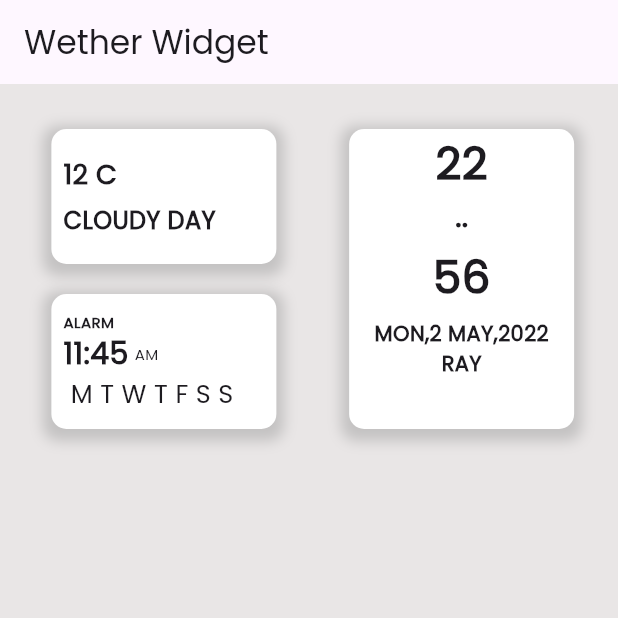
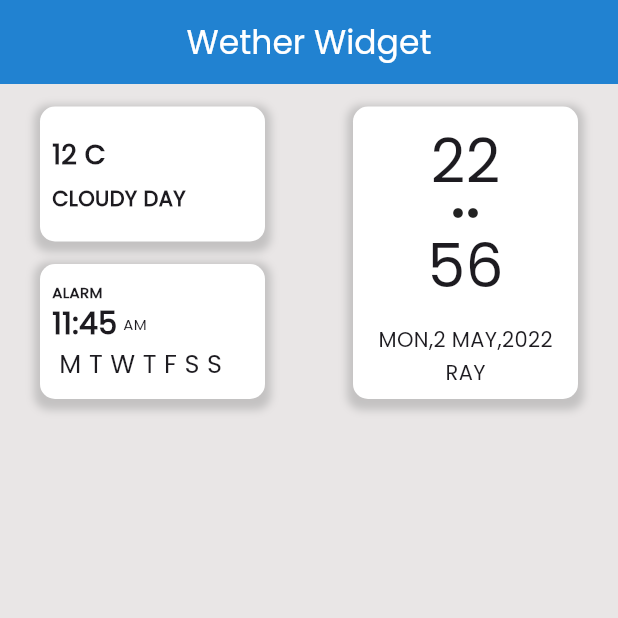
Before and after one commit to ARACHNOlD/wetherui, a Flutter app: the screen it shows after launch, on a phone screen of 412 x 824 dp, the top half of it. Run offline on Flutter 3.47's test engine with Material 3 defaults, Android fonts, the phone set to English and light mode, and no system bars.

Commit message:
final commit

```diff
--- a/lib/home .dart
+++ b/lib/home .dart
@@ -8,10 +8,15 @@ class Home extends StatelessWidget {
     return Scaffold(
       backgroundColor: const Color.fromARGB(255, 233, 230, 230),
       appBar: AppBar(
-        title: const Text("Wether Widget"),
+        backgroundColor: const Color.fromARGB(255, 33, 130, 209),
+        title: const Text(
+          "Wether Widget",
+          style: TextStyle(color: Colors.white),
+        ),
+        centerTitle: true,
       ),
       body: Padding(
-        padding: const EdgeInsets.fromLTRB(10, 30, 5, 10),
+        padding: const EdgeInsets.all(15),
         child: Row(
           mainAxisAlignment: MainAxisAlignment.spaceAround,
           children: [
@@ -28,8 +33,8 @@ class Home extends StatelessWidget {
                         BoxShadow(
                           color: Colors.grey
                               .withOpacity(0.5), // Color of the shadow
-                          spreadRadius: 5, // Spread radius
-                          blurRadius: 7, // Blur radius
+                          spreadRadius: 4, // Spread radius
+                          blurRadius: 4, // Blur radius
                           offset:
                               const Offset(0, 3), // Offset from the container
                         ),
@@ -54,7 +59,7 @@ class Home extends StatelessWidget {
                             child: Text(
                               "CLOUDY DAY",
                               style: TextStyle(
-                                  fontSize: 16, fontWeight: FontWeight.w600),
+                                  fontSize: 14, fontWeight: FontWeight.w600),
                             ),
                           ),
                         ],
@@ -63,7 +68,7 @@ class Home extends StatelessWidget {
                   ),
                 ),
                 const SizedBox(
-                  height: 20,
+                  height: 15,
                 ),
                 Container(
                   height: 90,
@@ -75,8 +80,8 @@ class Home extends StatelessWidget {
                       BoxShadow(
                         color:
                             Colors.grey.withOpacity(0.5), // Color of the shadow
-                        spreadRadius: 5, // Spread radius
-                        blurRadius: 7, // Blur radius
+                        spreadRadius: 4, // Spread radius
+                        blurRadius: 4, // Blur radius
                         offset: const Offset(0, 3), // Offset from the container
                       ),
                     ],
@@ -125,10 +130,13 @@ class Home extends StatelessWidget {
                 ),
               ],
             ),
+            const SizedBox(
+              width: 12,
+            ),
             Align(
               alignment: Alignment.topRight,
               child: Container(
-                height: 200,
+                height: 195,
                 width: 150,
                 decoration: BoxDecoration(
                   color: const Color.fromARGB(255, 255, 255, 255),
@@ -137,31 +145,42 @@ class Home extends StatelessWidget {
                     BoxShadow(
                       color:
                           Colors.grey.withOpacity(0.5), // Color of the shadow
-                      spreadRadius: 5, // Spread radius
-                      blurRadius: 7, // Blur radius
+                      spreadRadius: 4, // Spread radius
+                      blurRadius: 4, // Blur radius
                       offset: const Offset(0, 3), // Offset from the container
                     ),
                   ],
                 ),
                 child: const Padding(
-                  padding: EdgeInsets.all(1.0),
+                  padding: EdgeInsets.all(5.0),
                   child: Column(
+                    mainAxisAlignment: MainAxisAlignment.spaceEvenly,
                     children: [
                       Text(
                         "22",
                         style: TextStyle(
-                            fontWeight: FontWeight.bold, fontSize: 30),
+                            fontWeight: FontWeight.w500, fontSize: 40),
                       ),
-                      Text(
-                        "..",
-                        style: TextStyle(
-                            fontWeight: FontWeight.bold, fontSize: 20),
+                      Row(
+                        mainAxisAlignment: MainAxisAlignment.center,
+                        children: [
+                          Icon(
+                            Icons.circle,
+                            size: 8,
+                          ),
+                          SizedBox(
+                            width: 2,
+                          ),
+                          Icon(
+                            Icons.circle,
+                            size: 8,
+                          ),
+                        ],
                       ),
-                      SizedBox(height: 4),
                       Text(
                         "56",
                         style: TextStyle(
-                            fontWeight: FontWeight.bold, fontSize: 30),
+                            fontWeight: FontWeight.w500, fontSize: 40),
                       ),
                       SizedBox(
                         height: 6,
@@ -169,12 +188,12 @@ class Home extends StatelessWidget {
                       Text(
                         "MON,2 MAY,2022",
                         style: TextStyle(
-                            fontSize: 14, fontWeight: FontWeight.w600),
+                            fontSize: 14, fontWeight: FontWeight.w400),
                       ),
                       Text(
                         "RAY",
                         style: TextStyle(
-                            fontSize: 14, fontWeight: FontWeight.w600),
+                            fontSize: 14, fontWeight: FontWeight.w400),
                       )
                     ],
                   ),
--- a/lib/main.dart
+++ b/lib/main.dart
@@ -11,6 +11,10 @@ class MyApp extends StatelessWidget {
   // This widget is the root of your application.
   @override
   Widget build(BuildContext context) {
-    return MaterialApp(theme: ThemeData(fontFamily: "Poppins"), home: Home());
+    return MaterialApp(
+      debugShowCheckedModeBanner: false,
+      theme: ThemeData(fontFamily: "Poppins"),
+      home: Home(),
+    );
   }
 }
```
